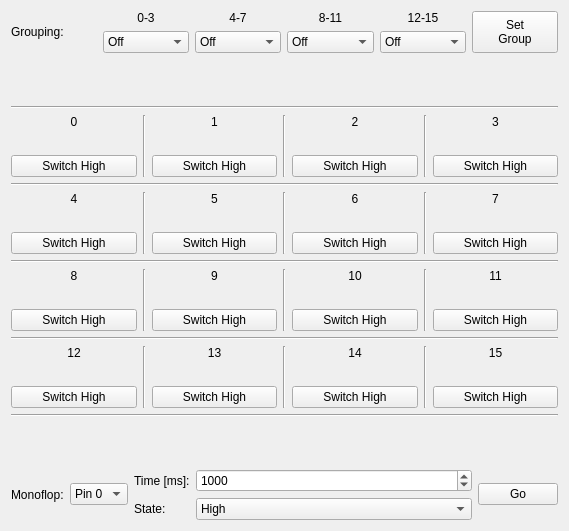
First picture: the form in src/brickv/plugin_system/plugins/industrial_digital_out_4/ui/industrial_digital_out_4.ui, repository Tinkerforge/brickv, before the edit.
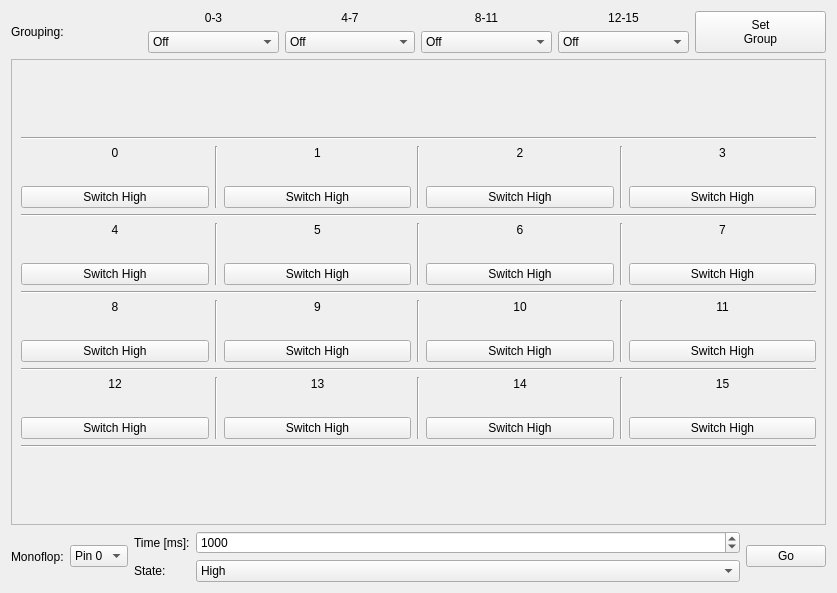
Second picture: the form after the edit.

Commit message: Add scroll areas in groupable Bricklet GUI layouts to reduce minimal height

Patch:
```diff
--- a/src/brickv/plugin_system/plugins/industrial_digital_out_4/ui/industrial_digital_out_4.ui
+++ b/src/brickv/plugin_system/plugins/industrial_digital_out_4/ui/industrial_digital_out_4.ui
@@ -6,8 +6,8 @@
    <rect>
     <x>0</x>
     <y>0</y>
-    <width>569</width>
-    <height>531</height>
+    <width>837</width>
+    <height>593</height>
    </rect>
   </property>
   <property name="windowTitle">
@@ -212,7 +212,22 @@
     </layout>
    </item>
    <item>
-    <spacer name="verticalSpacer_2">
+    <widget class="QScrollArea" name="scrollArea">
+     <property name="widgetResizable">
+      <bool>true</bool>
+     </property>
+     <widget class="QWidget" name="scrollAreaWidgetContents">
+      <property name="geometry">
+       <rect>
+        <x>0</x>
+        <y>0</y>
+        <width>817</width>
+        <height>443</height>
+       </rect>
+      </property>
+      <layout class="QVBoxLayout" name="verticalLayout_24">
+       <item>
+        <spacer name="verticalSpacer">
      <property name="orientation">
       <enum>Qt::Vertical</enum>
      </property>
@@ -859,17 +874,21 @@
     </widget>
    </item>
    <item>
-    <spacer name="verticalSpacer">
+        <spacer name="verticalSpacer_2">
      <property name="orientation">
       <enum>Qt::Vertical</enum>
      </property>
      <property name="sizeHint" stdset="0">
       <size>
        <width>20</width>
-       <height>0</height>
+           <height>18</height>
       </size>
      </property>
     </spacer>
+       </item>
+      </layout>
+     </widget>
+    </widget>
    </item>
    <item>
     <layout class="QHBoxLayout" name="horizontalLayout_3" stretch="0,0,0,1,0">
```
Lines whose indentation alone changed are shown as unchanged. The commit also changes 2 other files.
